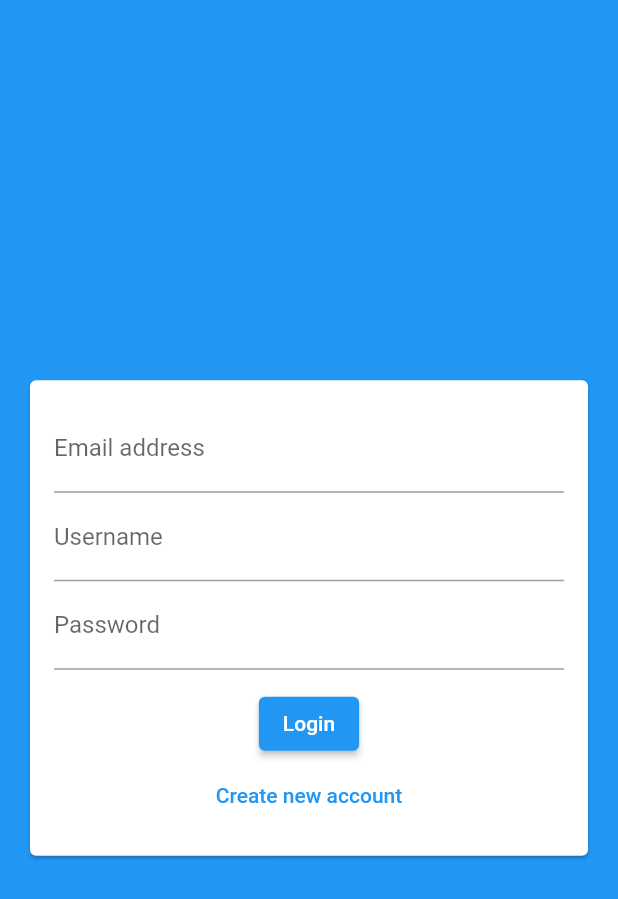
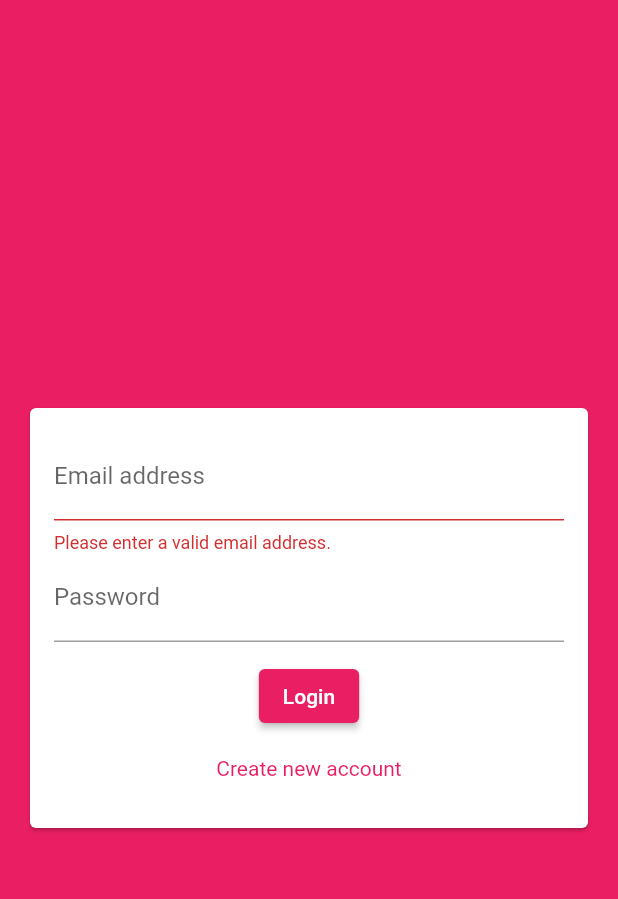
Before and after one commit to aptx113/chat_with_us, a Flutter app: the screen it shows after launch, after a tap on "Login", on a phone screen of 412 x 824 dp. Shown: the top 899 px of the screen. Run offline on Flutter 3.47's test engine with Material 2 defaults, Android fonts, the light colour scheme and no system bars; our stand-ins replace cloud_firestore, firebase_core; accounts and stored records are empty.

Commit message:
Connect Auth Screen with Auth Form

```diff
--- a/lib/main.dart
+++ b/lib/main.dart
@@ -4,23 +4,30 @@ import 'package:flutter/material.dart';
 
 import 'screens/auth_screen.dart';
 
-
 Future<void> main() async {
   WidgetsFlutterBinding.ensureInitialized();
   await Firebase.initializeApp(options: DefaultFirebaseOptions.currentPlatform);
-  runApp(const MyApp());
+  runApp(MyApp());
 }
 
 class MyApp extends StatelessWidget {
-  const MyApp({Key? key}) : super(key: key);
+  MyApp({Key? key}) : super(key: key);
+
+  final theme =
+      ThemeData(primarySwatch: Colors.pink, backgroundColor: Colors.pink);
 
   @override
   Widget build(BuildContext context) {
     return MaterialApp(
       title: 'FlutterChat',
-      theme: ThemeData(
-        primarySwatch: Colors.blue,
-      ),
+      theme: theme.copyWith(
+          colorScheme: theme.colorScheme.copyWith(secondary: Colors.deepPurple),
+          buttonTheme: ButtonTheme.of(context).copyWith(
+              buttonColor: Colors.pink,
+              textTheme: ButtonTextTheme.primary,
+              shape: RoundedRectangleBorder(
+                borderRadius: BorderRadius.circular(20),
+              ))),
       home: const AuthScreen(),
     );
   }
--- a/lib/screens/auth_screen.dart
+++ b/lib/screens/auth_screen.dart
@@ -10,11 +10,13 @@ class AuthScreen extends StatefulWidget {
 }
 
 class _AuthScreenState extends State<AuthScreen> {
+  void _submitAuthForm(
+      String email, String username, String password, bool isLogin) {}
   @override
   Widget build(BuildContext context) {
     return Scaffold(
       backgroundColor: Theme.of(context).primaryColor,
-      body: AuthFormWidget(),
+      body: AuthFormWidget(submitForm: _submitAuthForm),
     );
   }
 }
--- a/lib/widgets/auth_form_widget.dart
+++ b/lib/widgets/auth_form_widget.dart
@@ -1,13 +1,31 @@
 import 'package:flutter/material.dart';
 
 class AuthFormWidget extends StatefulWidget {
-  const AuthFormWidget({Key? key}) : super(key: key);
+  const AuthFormWidget({Key? key, required this.submitForm}) : super(key: key);
+
+  final void Function(
+      String email, String username, String password, bool isLogin) submitForm;
 
   @override
   State<AuthFormWidget> createState() => _AuthFormWidgetState();
 }
 
 class _AuthFormWidgetState extends State<AuthFormWidget> {
+  final _formKey = GlobalKey<FormState>();
+  var _isLogin = true;
+  String _userEmail = '';
+  String _userName = '';
+  String _userPassword = '';
+
+  void _trySubmit() {
+    final isValid = _formKey.currentState?.validate();
+    FocusScope.of(context).unfocus();
+    if (isValid != null && isValid) {
+      _formKey.currentState?.save();
+      widget.submitForm(_userEmail, _userName, _userPassword, _isLogin);
+    }
+  }
+
   @override
   Widget build(BuildContext context) {
     return Center(
@@ -17,30 +35,65 @@ class _AuthFormWidgetState extends State<AuthFormWidget> {
             child: Padding(
           padding: const EdgeInsets.all(16),
           child: Form(
+            key: _formKey,
             child: Column(
               mainAxisSize: MainAxisSize.min,
               children: [
                 TextFormField(
+                  key: const ValueKey('userEmail'),
+                  validator: (value) {
+                    return (value != null && value.isEmpty ||
+                            value != null && !value.contains('@'))
+                        ? 'Please enter a valid email address.'
+                        : null;
+                  },
                   keyboardType: TextInputType.emailAddress,
                   decoration: const InputDecoration(labelText: 'Email address'),
+                  onSaved: (newValue) {
+                    _userEmail = newValue ?? '';
+                  },
                 ),
+                if (!_isLogin)
+                  TextFormField(
+                    key: const ValueKey('userName'),
+                    validator: (value) => (value != null && value.isEmpty ||
+                            value != null && value.length < 4)
+                        ? 'Please enter at least 4 characters'
+                        : null,
+                    decoration: const InputDecoration(labelText: 'Username'),
+                    onSaved: (newValue) {
+                      _userName = newValue ?? '';
+                    },
+                  ),
                 TextFormField(
-                  decoration: const InputDecoration(labelText: 'Username'),
-                ),
-                TextFormField(
+                  key: const ValueKey('userPassword'),
                   decoration: const InputDecoration(labelText: 'Password'),
                   obscureText: true,
+                  onSaved: (newValue) {
+                    _userPassword = newValue ?? '';
+                  },
                 ),
                 const SizedBox(
                   height: 12,
                 ),
                 ElevatedButton(
-                  onPressed: () {},
-                  child: const Text('Login'),
+                  onPressed: _trySubmit,
+                  child: Text(_isLogin ? 'Login' : 'Signup'),
                 ),
                 TextButton(
-                  onPressed: () {},
-                  child: const Text('Create new account'),
+                  onPressed: () {
+                    setState(() {
+                      _isLogin = !_isLogin;
+                    });
+                  },
+                  style: ButtonStyle(
+                    textStyle: MaterialStateProperty.all(
+                      TextStyle(color: Theme.of(context).primaryColor),
+                    ),
+                  ),
+                  child: Text(_isLogin
+                      ? 'Create new account'
+                      : 'I already have an account'),
                 )
               ],
             ),
--- a/pubspec.yaml
+++ b/pubspec.yaml
@@ -29,6 +29,7 @@ environment:
 dependencies:
   cloud_firestore: ^3.3.0
   cupertino_icons: ^1.0.2
+  firebase_auth: ^3.4.2
   firebase_core: ^1.19.2
   flutter:
     sdk: flutter
```
Also changed, not shown: pubspec.lock, 1 other file.
